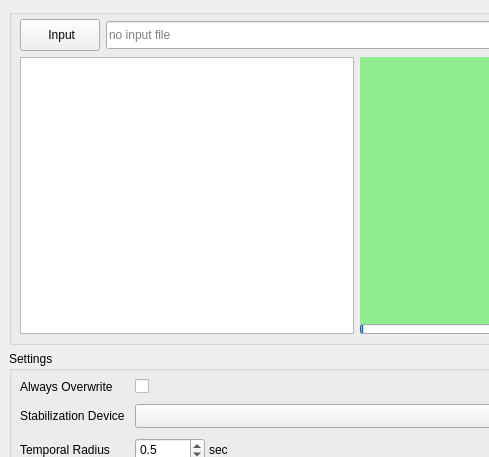
Before: the Qt Designer form cuvistaGui/cuvistaGui.ui in RainerMtb/cuvista, drawn with Qt 5; both pictures show x 0 to 489 and y 0 to 457 of the 680 by 809 pixel window.
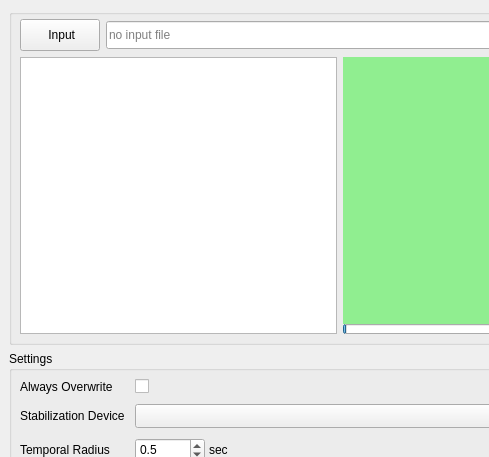
After: the same form once the commit is applied. Icons and pictures are not drawn. Custom widgets are drawn as their Qt base class.

```diff
--- a/cuvistaGui/cuvistaGui.ui
+++ b/cuvistaGui/cuvistaGui.ui
@@ -128,7 +128,7 @@
         </layout>
        </item>
        <item>
-        <layout class="QHBoxLayout" name="inputHbox">
+        <layout class="QHBoxLayout" name="inputHbox" stretch="1,1">
          <item>
           <widget class="QPlainTextEdit" name="texInput">
            <property name="sizePolicy">
@@ -273,6 +273,12 @@
        </item>
        <item row="0" column="1">
         <widget class="QCheckBox" name="chkOverwrite">
+         <property name="minimumSize">
+          <size>
+           <width>20</width>
+           <height>0</height>
+          </size>
+         </property>
          <property name="toolTip">
           <string>assume permission to overwrite output file</string>
          </property>
```
Left out of the diff: 23 changed lines with no effect on the pictures.
